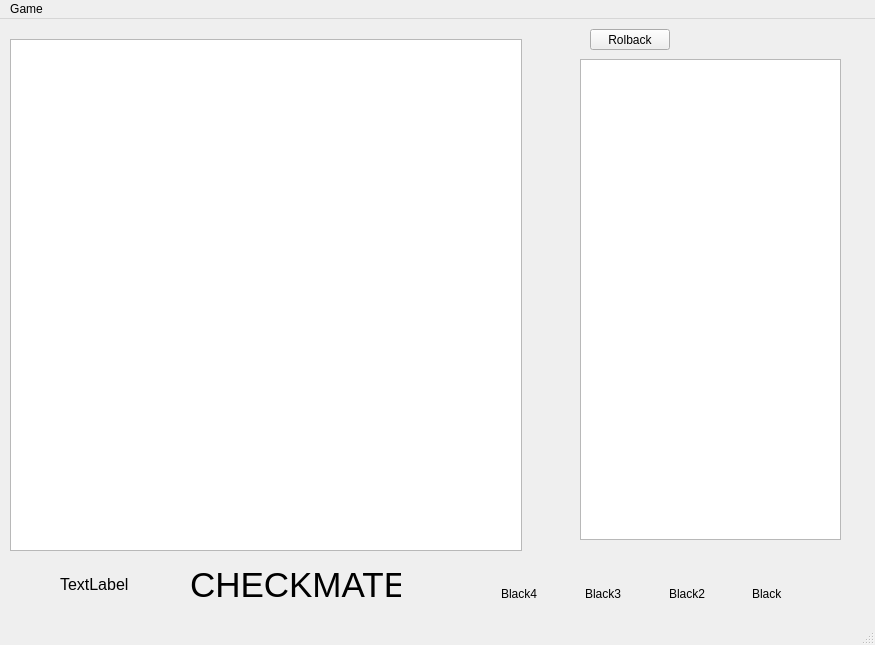
Above: source/widgets/mainwindow.ui from KonstantinMoiseew/Chess before the change. Below: the same form after it.
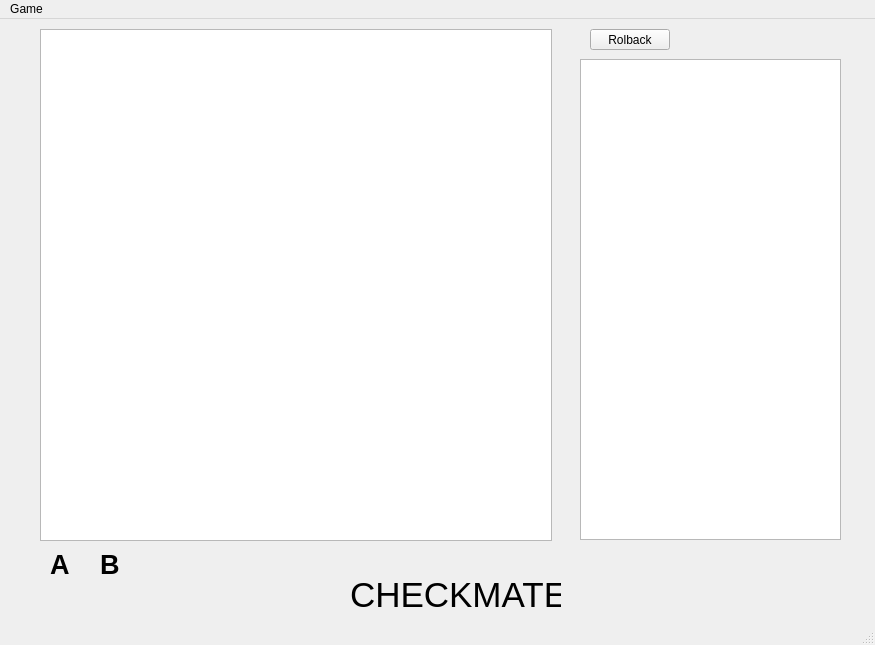
That is the form after the change. Custom widgets are drawn as their Qt base class.

Commit message: Iterated over the main window.

Patch:
```diff
--- a/source/widgets/mainwindow.ui
+++ b/source/widgets/mainwindow.ui
@@ -17,8 +17,8 @@
    <widget class="GraphicsView" name="boardView">
     <property name="geometry">
      <rect>
-      <x>10</x>
-      <y>20</y>
+      <x>40</x>
+      <y>10</y>
       <width>512</width>
       <height>512</height>
      </rect>
@@ -68,8 +68,8 @@
     </property>
     <property name="geometry">
      <rect>
-      <x>190</x>
-      <y>550</y>
+      <x>350</x>
+      <y>560</y>
       <width>211</width>
       <height>31</height>
      </rect>
@@ -83,62 +83,44 @@
      <string>CHECKMATE</string>
     </property>
    </widget>
-   <widget class="QWidget" name="horizontalLayoutWidget">
+   <widget class="QLabel" name="label">
     <property name="geometry">
      <rect>
-      <x>490</x>
-      <y>539</y>
-      <width>351</width>
-      <height>71</height>
+      <x>50</x>
+      <y>530</y>
+      <width>21</width>
+      <height>31</height>
      </rect>
     </property>
-    <layout class="QHBoxLayout" name="horizontalLayout">
-     <item>
-      <widget class="LabelBotton" name="label_4">
-       <property name="text">
-        <string>Black4</string>
-       </property>
-      </widget>
-     </item>
-     <item>
-      <widget class="LabelBotton" name="label_3">
-       <property name="text">
-        <string>Black3</string>
-       </property>
-      </widget>
-     </item>
-     <item>
-      <widget class="LabelBotton" name="label_2">
-       <property name="text">
-        <string>Black2</string>
-       </property>
-      </widget>
-     </item>
-     <item>
-      <widget class="LabelBotton" name="label">
-       <property name="text">
-        <string>Black</string>
-       </property>
-      </widget>
-     </item>
-    </layout>
+    <property name="font">
+     <font>
+      <pointsize>20</pointsize>
+      <weight>75</weight>
+      <bold>true</bold>
+     </font>
+    </property>
+    <property name="text">
+     <string>A</string>
+    </property>
    </widget>
-   <widget class="QLabel" name="label_5">
+   <widget class="QLabel" name="label_2">
     <property name="geometry">
      <rect>
-      <x>60</x>
-      <y>550</y>
-      <width>101</width>
+      <x>100</x>
+      <y>530</y>
+      <width>21</width>
       <height>31</height>
      </rect>
     </property>
     <property name="font">
      <font>
-      <pointsize>12</pointsize>
+      <pointsize>20</pointsize>
+      <weight>75</weight>
+      <bold>true</bold>
      </font>
     </property>
     <property name="text">
-     <string>TextLabel</string>
+     <string>B</string>
     </property>
    </widget>
   </widget>
@@ -197,11 +179,6 @@
    <extends>QGraphicsView</extends>
    <header>widgets/graphicsview.h</header>
   </customwidget>
-  <customwidget>
-   <class>LabelBotton</class>
-   <extends>QLabel</extends>
-   <header>widgets/labelbotton.h</header>
-  </customwidget>
  </customwidgets>
  <resources/>
  <connections/>
```
